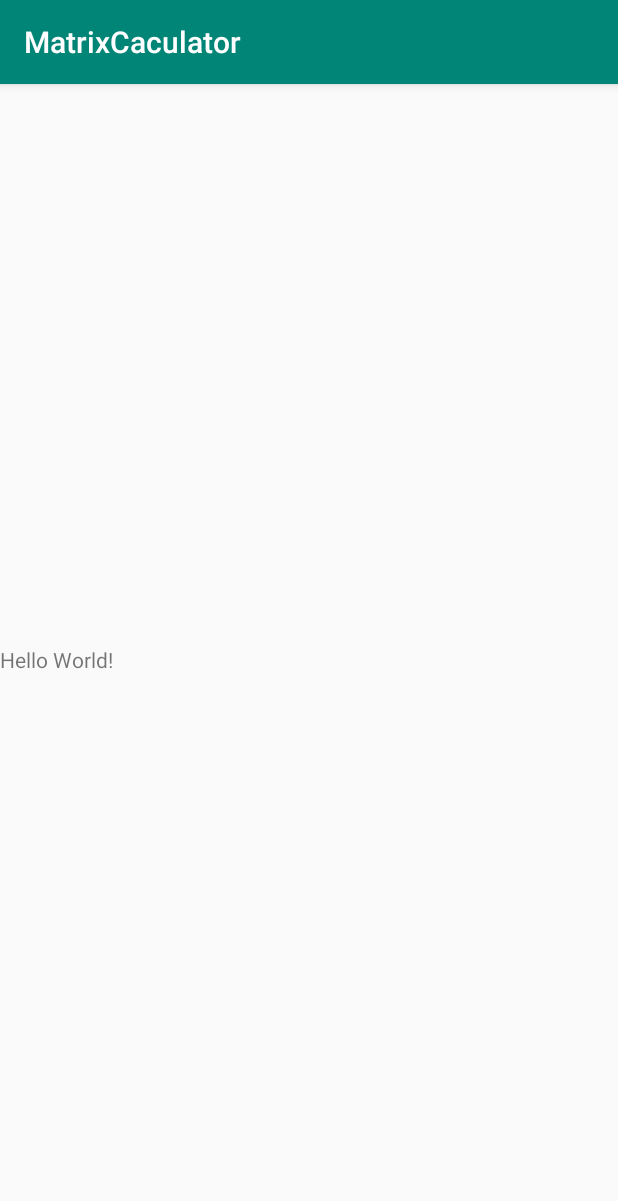
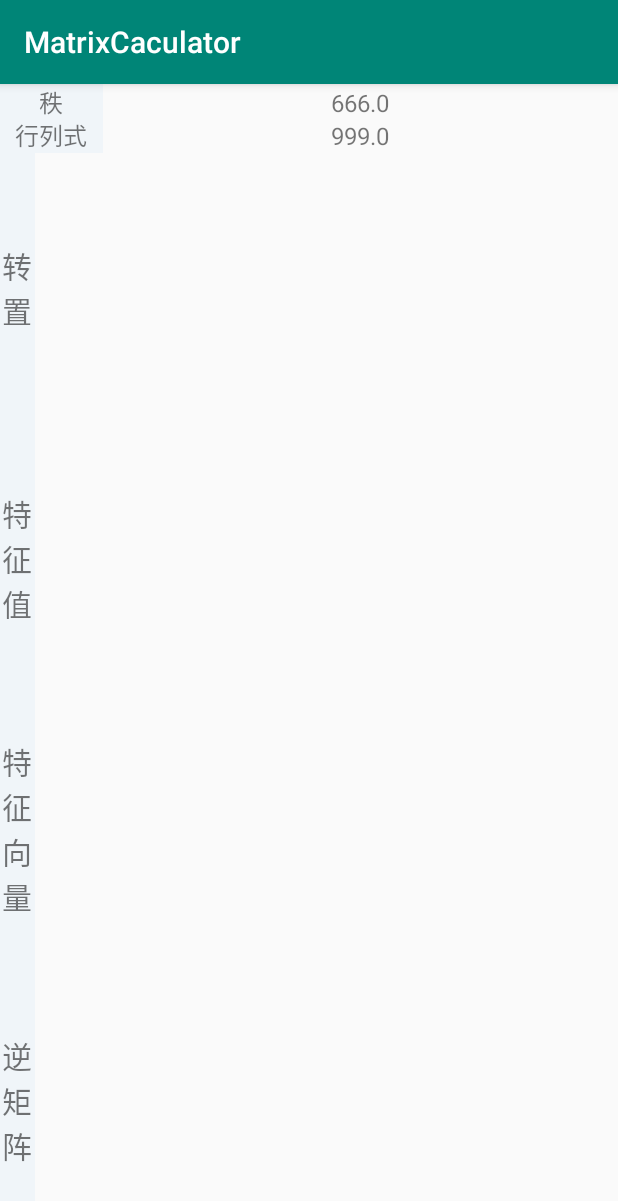
Before and after one commit to luolaihua/MyCalculator, an Android app: the Analysis screen opened directly, with no data from a screen before it, on a phone screen of 412 x 824 dp. Shown: the top 1201 px of the screen. Run offline under Robolectric (Android 15) with nearby library versions, the light colour scheme and no system bars; 2 statements that could not run were skipped.

Commit message:
小试牛刀，功能齐全。未发现bug。

```diff
--- a/app/src/main/java/com/luo/matrixcaculator/Analysis.java
+++ b/app/src/main/java/com/luo/matrixcaculator/Analysis.java
@@ -6,17 +6,56 @@ import android.os.Bundle;
 import android.widget.TextView;
 
 public class Analysis extends AppCompatActivity {
+    private TextView tv_rank,tv_det,tv_tran,tv_eigD,tv_eigV,tv_inver;
 
     @Override
     protected void onCreate(Bundle savedInstanceState) {
         super.onCreate(savedInstanceState);
         setContentView(R.layout.activity_analysis);
+
+        tv_det = (TextView) findViewById(R.id.det);
+        tv_rank = (TextView) findViewById(R.id.rank);
+        tv_tran = (TextView) findViewById(R.id.transpose);
+        tv_eigD = (TextView) findViewById(R.id.eigD);
+        tv_eigV = (TextView) findViewById(R.id.eigV);
+        tv_inver = (TextView) findViewById(R.id.inverse);
+
         Intent intent = getIntent();
 
-        //String m = intent.getStringExtra("dataA");
-        double[] k =intent.getDoubleArrayExtra("dataA");
-        TextView textView = (TextView) findViewById(R.id.show);
-       // textView.setText(m[1]+"  "+m[2]+"  "+m[3]+"  "+m[4]+"  "+m[5]+"  "+m[6]+"  "+m[7]+"  ");
-        textView.setText(k[0]+"");
+        double r = intent.getDoubleExtra("rank",666);
+        double d = intent.getDoubleExtra("det",999);
+        double[] tran = intent.getDoubleArrayExtra("transpose");
+        double[] eigV = intent.getDoubleArrayExtra("eigV");
+        double[] eigD = intent.getDoubleArrayExtra("eigD");
+
+        StringBuilder sb_tran = MyJama.output(tran);
+        StringBuilder sb_eigV = MyJama.output(eigV);
+        StringBuilder sb_eigD = MyJama.output(eigD);
+
+        tv_rank.setText(r+"");
+        tv_det.setText(d+"");
+        tv_tran.setText(sb_tran.toString());
+        tv_eigV.setText(sb_eigV.toString());
+        tv_eigD.setText(sb_eigD.toString());
+        if (r != 0) {
+            double[] inver = intent.getDoubleArrayExtra("inverse");
+            StringBuilder sb_inver = MyJama.output(inver);
+            tv_inver.setText(sb_inver.toString());
+        }else {
+            tv_inver.setText("不可逆");
+        }
+
+
+
+        /*double[] k =intent.getDoubleArrayExtra("data2_A");
+        double[][] result = MyJama.OneToTwo(k);
+
+        textView.setText(
+
+                        String.format("%.2f", result[0][0])+"    "+
+                        String.format("%.2f", result[0][1])+"    \n"+
+                        String.format("%.2f", result[1][0])+"    "+
+                        String.format("%.2f", result[1][1])+"    "
+        );*/
     }
 }
--- a/app/src/main/res/layout/activity_analysis.xml
+++ b/app/src/main/res/layout/activity_analysis.xml
@@ -1,15 +1,133 @@
 <?xml version="1.0" encoding="utf-8"?>
 <LinearLayout xmlns:android="http://schemas.android.com/apk/res/android"
+    android:orientation="vertical"
     android:layout_width="match_parent"
     android:layout_height="match_parent">
+    <LinearLayout
+        android:layout_width="match_parent"
+        android:layout_height="wrap_content">
 
-    <TextView
-        android:layout_gravity="center"
-        android:gravity="center"
-        android:id="@+id/show"
-        android:layout_width="wrap_content"
-        android:layout_height="wrap_content"
-        android:text="Hello World!" />
+        <TextView
+            android:background="#6FE2EDF5"
+            android:layout_width="0dp"
+            android:layout_height="match_parent"
+            android:layout_weight="1"
+            android:gravity="center"
+            android:text="秩"
+            android:textSize="16dp" />
+        <TextView
+            android:textSize="16dp"
+            android:layout_weight="5"
+            android:gravity="center"
+            android:id="@+id/rank"
+            android:layout_width="0dp"
+            android:layout_height="wrap_content"
+            android:text="Hello World!" />
 
 
+    </LinearLayout>
+    <LinearLayout
+        android:layout_width="match_parent"
+        android:layout_height="wrap_content">
+        <TextView
+            android:background="#6FE2EDF5"
+            android:textSize="16dp"
+            android:gravity="center"
+            android:layout_width="0dp"
+            android:layout_weight="1"
+            android:layout_height="wrap_content"
+            android:text="行列式" />
+        <TextView
+            android:textSize="16dp"
+            android:layout_weight="5"
+            android:gravity="center"
+            android:id="@+id/det"
+            android:layout_width="0dp"
+            android:layout_height="wrap_content"
+            android:text="Hello World!" />
+
+
+
+    </LinearLayout>
+    <LinearLayout
+        android:layout_weight="1"
+        android:layout_width="match_parent"
+        android:layout_height="0dp">
+        <TextView
+            android:background="#6FE2EDF5"
+            android:layout_width="wrap_content"
+            android:text="转置"
+            android:textSize="20dp"
+            android:ems="1"
+            android:gravity="center"
+            android:layout_height="match_parent"/>
+        <TextView
+            android:id="@+id/transpose"
+            android:layout_width="0dp"
+            android:layout_weight="5"
+            android:text="转置"
+            android:gravity="center"
+            android:layout_height="match_parent" />
+    </LinearLayout>
+    <LinearLayout
+        android:layout_weight="1"
+        android:layout_width="match_parent"
+        android:layout_height="0dp">
+        <TextView
+            android:background="#6FE2EDF5"
+            android:layout_width="wrap_content"
+            android:textSize="20dp"
+            android:text="特征值"
+            android:ems="1"
+            android:gravity="center"
+            android:layout_height="match_parent" />
+        <TextView
+            android:id="@+id/eigD"
+            android:layout_width="0dp"
+            android:layout_weight="5"
+            android:text="特征值"
+            android:gravity="center"
+            android:layout_height="match_parent" />
+    </LinearLayout>
+    <LinearLayout
+        android:layout_weight="1"
+        android:layout_width="match_parent"
+        android:layout_height="0dp">
+        <TextView
+            android:background="#6FE2EDF5"
+            android:layout_width="wrap_content"
+            android:textSize="20dp"
+            android:text="特征向量"
+            android:ems="1"
+            android:gravity="center"
+            android:layout_height="match_parent"/>
+        <TextView
+            android:id="@+id/eigV"
+            android:layout_width="0dp"
+            android:layout_weight="5"
+            android:text="特征向量"
+            android:gravity="center"
+            android:layout_height="match_parent" />
+    </LinearLayout>
+    <LinearLayout
+        android:layout_weight="1"
+        android:layout_width="match_parent"
+        android:layout_height="0dp">
+        <TextView
+            android:background="#6FE2EDF5"
+            android:layout_width="wrap_content"
+            android:text="逆矩阵"
+            android:ems="1"
+            android:textSize="20dp"
+            android:gravity="center"
+            android:layout_height="match_parent"/>
+        <TextView
+            android:id="@+id/inverse"
+            android:layout_width="0dp"
+            android:layout_weight="1"
+            android:text="逆矩阵"
+            android:gravity="center"
+            android:layout_height="match_parent" />
+    </LinearLayout>
+
 </LinearLayout>
```
Also changed, not shown: app/src/main/java/com/luo/matrixcaculator/FourCompute.java (+45 -1 lines), app/src/main/java/com/luo/matrixcaculator/JamaTest.java (+47 -23 lines), app/src/main/java/com/luo/matrixcaculator/MyJama.java (+37 -3 lines), app/src/main/java/com/luo/matrixcaculator/ThreeCompute.java (+44 -3 lines), app/src/main/java/com/luo/matrixcaculator/TwoCompute.java (+71 -2 lines), app/src/main/res/menu/test.xml (+5 -8 lines).
